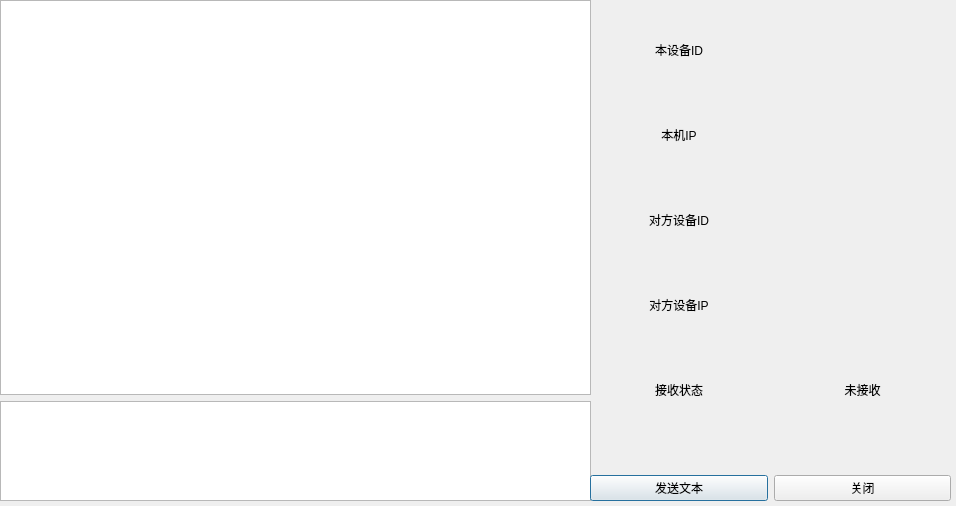
This is UI/chatWindows.ui in 413180794/EPLRS_station as Qt 5 draws it before an edit. The edited form follows.
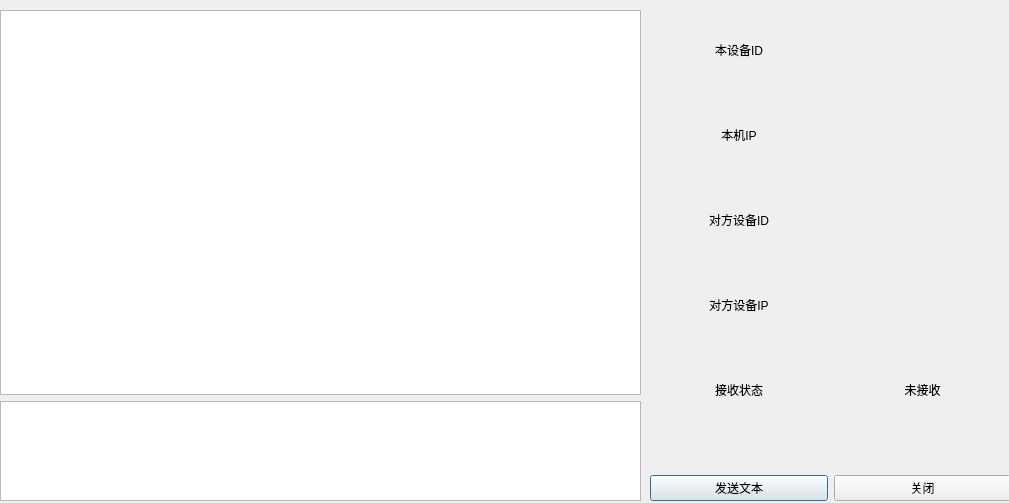
This is the edited form.

```diff
--- a/UI/chatWindows.ui
+++ b/UI/chatWindows.ui
@@ -6,8 +6,8 @@
    <rect>
     <x>0</x>
     <y>0</y>
-    <width>956</width>
-    <height>506</height>
+    <width>1009</width>
+    <height>503</height>
    </rect>
   </property>
   <property name="windowTitle">
@@ -17,9 +17,9 @@
    <property name="geometry">
     <rect>
      <x>0</x>
-     <y>0</y>
-     <width>591</width>
-     <height>501</height>
+     <y>10</y>
+     <width>641</width>
+     <height>491</height>
     </rect>
    </property>
    <layout class="QVBoxLayout" name="verticalLayout">
@@ -41,7 +41,7 @@
   <widget class="QWidget" name="verticalLayoutWidget_2">
    <property name="geometry">
     <rect>
-     <x>590</x>
+     <x>650</x>
      <y>10</y>
      <width>361</width>
      <height>491</height>
```
